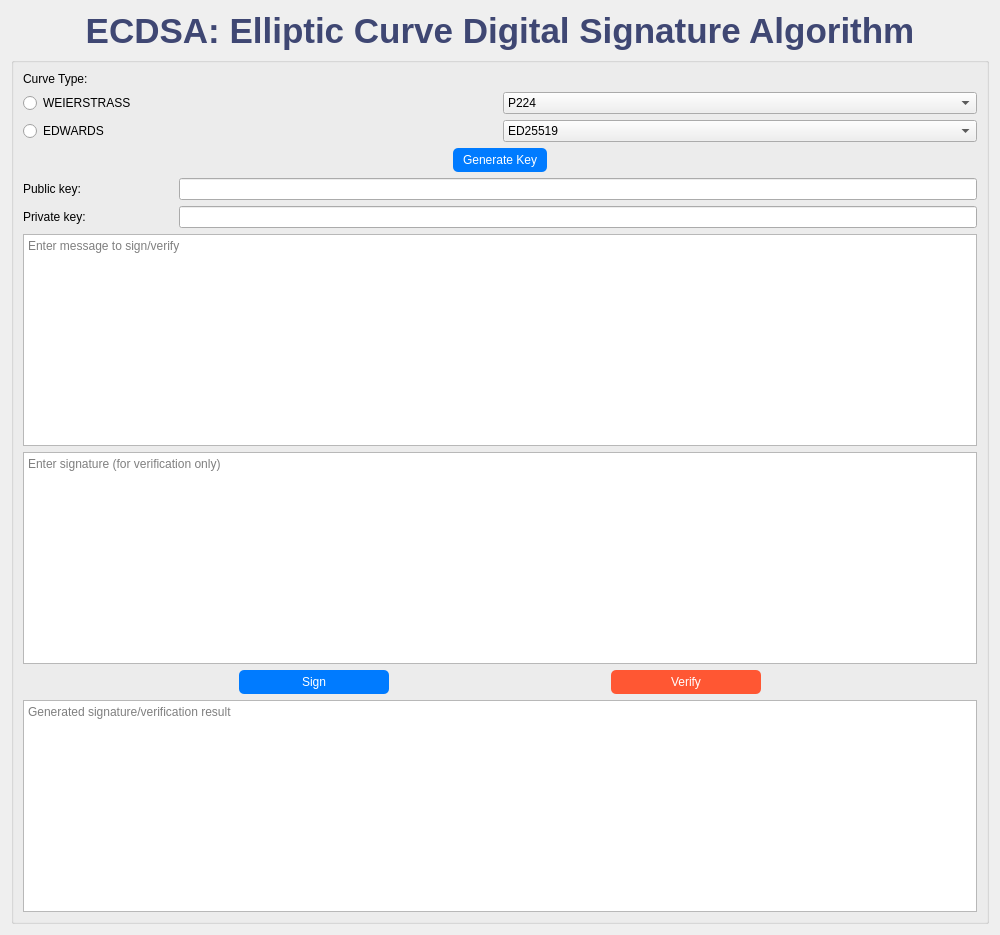
phn210/crypto-calcul, file src/frontend/wireframes/ui_ecdsa.ui: the form before one commit.
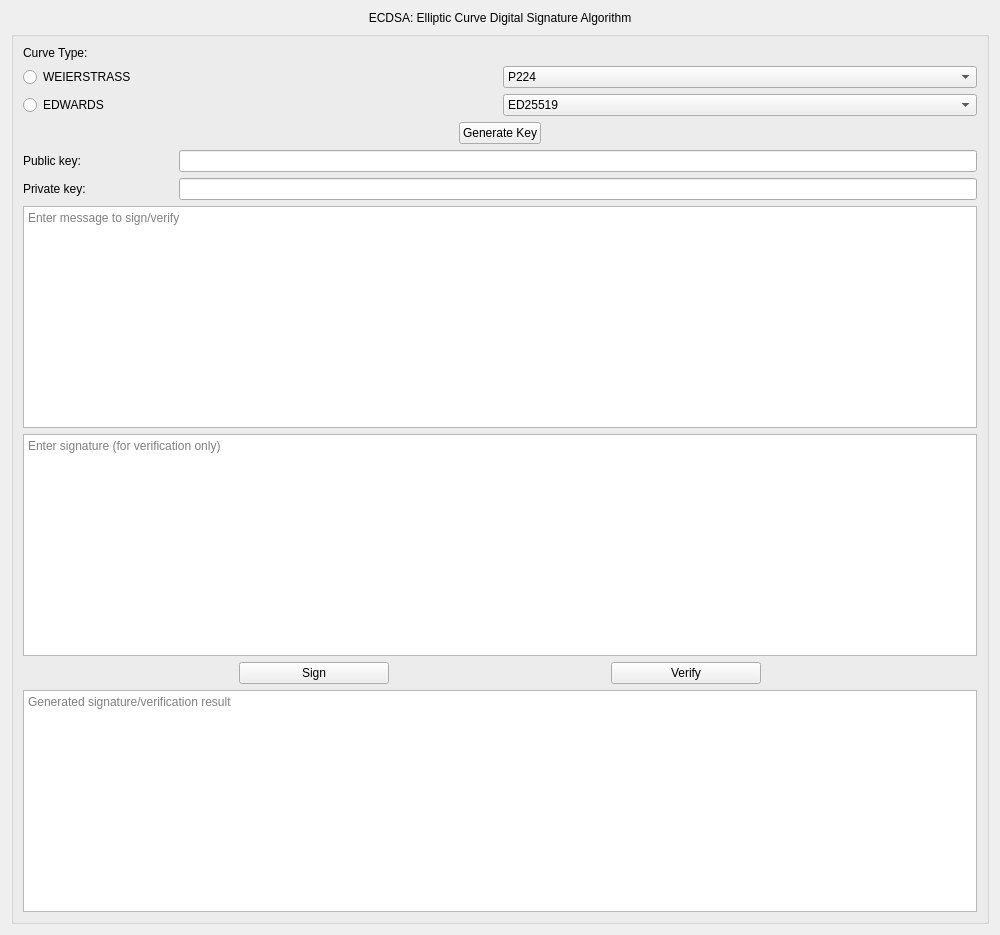
The form after the commit.

```diff
--- a/src/frontend/wireframes/ui_ecdsa.ui
+++ b/src/frontend/wireframes/ui_ecdsa.ui
@@ -16,9 +16,6 @@
         <layout class="QVBoxLayout" name="mainLayout">
             <item>
                 <widget class="QLabel" name="mainTitle">
-                    <property name="styleSheet">
-                        <string>font-size: 35px; font-weight: bold; color: #3f4773;</string>
-                    </property>
                     <property name="text">
                         <string>ECDSA: Elliptic Curve Digital Signature Algorithm</string>
                     </property>
@@ -161,9 +158,6 @@
                                 </item>
                                 <item>
                                     <widget class="QPushButton" name="btnKeyGen">
-                                        <property name="styleSheet">
-                                            <string notr="true">background-color: #007BFF; color: white; padding: 5px 10px; border-radius: 5px;</string>
-                                        </property>
                                         <property name="text">
                                             <string>Generate Key</string>
                                         </property>
@@ -251,9 +245,6 @@
                                                 <height>30</height>
                                             </size>
                                         </property>
-                                        <property name="styleSheet">
-                                            <string>background-color: #007BFF; color: white; padding: 5px 10px; border-radius: 5px;</string>
-                                        </property>
                                         <property name="text">
                                             <string>Sign</string>
                                         </property>
@@ -267,9 +258,6 @@
                                                 <height>30</height>
                                             </size>
                                         </property>
-                                        <property name="styleSheet">
-                                            <string>background-color: #FF5733; color: white; padding: 5px 10px; border-radius: 5px;</string>
-                                        </property>
                                         <property name="text">
                                             <string>Verify</string>
                                         </property>
```
